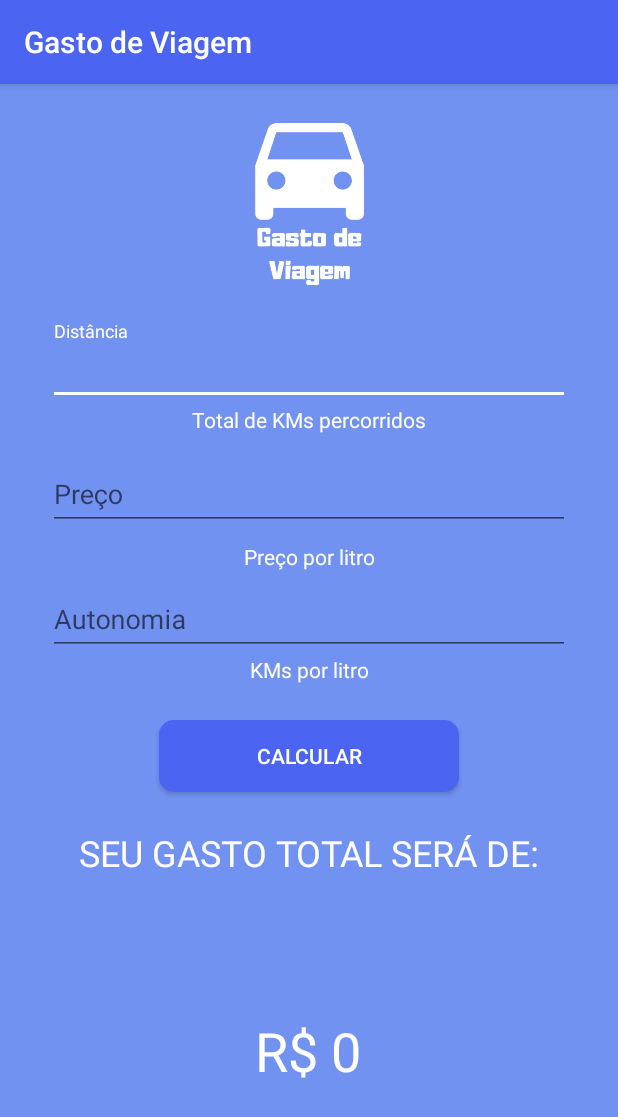
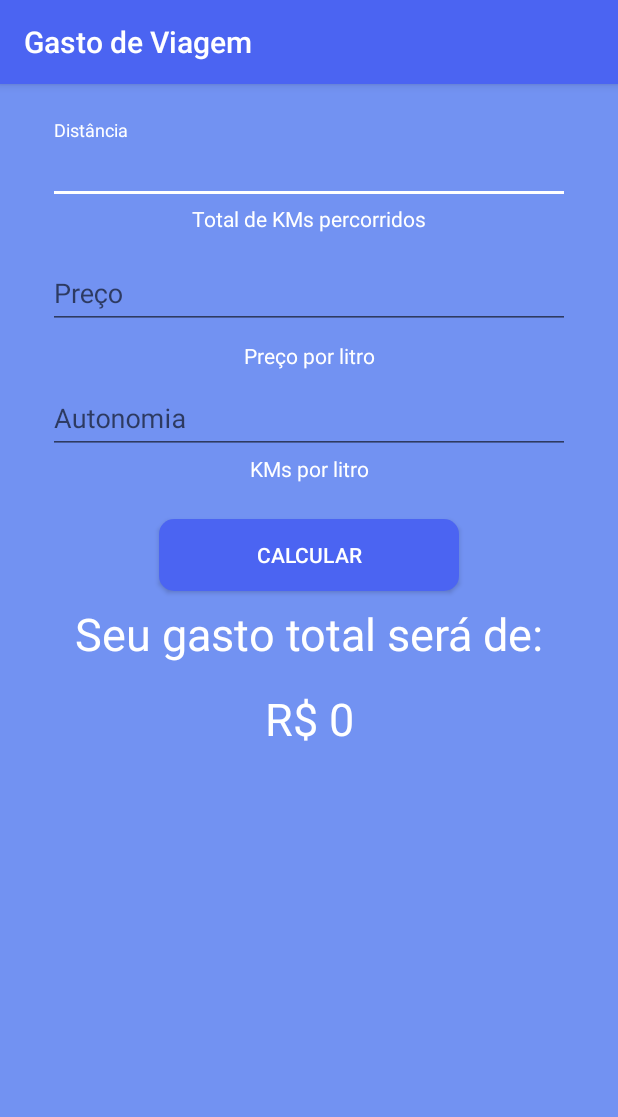
Before and after one commit to Matheus-Silas97/Gasto_de_Viagem, an Android app: the screen it shows after launch (MainActivity), after a tap on "CALCULAR", on a phone screen of 412 x 824 dp. Shown: the top 1117 px of the screen. Run offline under Robolectric (Android 15) with nearby library versions, the phone set to English and light mode, and no system bars.

```diff
--- a/app/src/main/java/com/matheussilas/gastodeviagem/MainActivity.kt
+++ b/app/src/main/java/com/matheussilas/gastodeviagem/MainActivity.kt
@@ -3,7 +3,9 @@ package com.matheussilas.gastodeviagem
 import androidx.appcompat.app.AppCompatActivity
 import android.os.Bundle
 import android.view.View
+import android.widget.Toast
 import kotlinx.android.synthetic.main.activity_main.*
+import java.lang.NumberFormatException
 
 class MainActivity : AppCompatActivity(), View.OnClickListener {
 
@@ -21,7 +23,28 @@ class MainActivity : AppCompatActivity(), View.OnClickListener {
         }
     }
 
-    private fun calculate() {}
+    private fun calculate() {
+        if (validation()) {
+            try {
+                val distance = editDistance.text.toString().toFloat()
+                val price = editPrice.text.toString().toFloat()
+                val autonomy = editAutonomy.text.toString().toFloat()
 
+                val total = (distance * price) / autonomy
 
+                txtValue.text = "R$ ${"%.2f".format(total)}"
+
+            } catch (e: NumberFormatException) {
+                Toast.makeText(this, "Informe valores váldos", Toast.LENGTH_SHORT).show()
+            }
+        } else {
+            Toast.makeText(this, "Preencha todos os campos com valores válidos", Toast.LENGTH_SHORT)
+                .show()
+        }
+    }
+
+    private fun validation(): Boolean {
+        return (editDistance.text.toString() != "" && editPrice.text.toString() != "" && editAutonomy.text.toString() != "" && editAutonomy.text.toString() != "0"
+                )
+    }
 }
--- a/app/src/main/res/layout/activity_main.xml
+++ b/app/src/main/res/layout/activity_main.xml
@@ -7,27 +7,19 @@
     android:background="@color/background"
     tools:context=".MainActivity" >
 
-    <ImageView
-        android:id="@+id/imageView"
-        android:layout_width="150dp"
-        android:layout_height="150dp"
-        app:layout_constraintEnd_toEndOf="parent"
-        app:layout_constraintStart_toStartOf="parent"
-        app:layout_constraintTop_toTopOf="parent"
-        app:srcCompat="@drawable/logo" />
-
     <com.google.android.material.textfield.TextInputLayout
         android:id="@+id/textInputLayout"
         android:layout_width="0dp"
         android:layout_height="wrap_content"
         android:layout_marginStart="32dp"
-        android:layout_marginTop="8dp"
+        android:layout_marginTop="24dp"
         android:layout_marginEnd="32dp"
         app:layout_constraintEnd_toEndOf="parent"
         app:layout_constraintStart_toStartOf="parent"
-        app:layout_constraintTop_toBottomOf="@+id/imageView">
+        app:layout_constraintTop_toTopOf="parent">
 
         <com.google.android.material.textfield.TextInputEditText
+            android:id="@+id/editDistance"
             android:layout_width="match_parent"
             android:layout_height="wrap_content"
             android:hint="@string/distance"
@@ -61,14 +53,15 @@
         app:layout_constraintTop_toBottomOf="@+id/textView">
 
         <com.google.android.material.textfield.TextInputEditText
+            android:id="@+id/editPrice"
             android:layout_width="match_parent"
             android:layout_height="wrap_content"
             android:hint="@string/price"
+            android:inputType="numberDecimal"
             android:textColor="@color/font"
             android:textColorHighlight="@color/font"
             android:textColorHint="@color/font"
-            android:textColorLink="@color/font"
-            android:inputType="numberDecimal"/>
+            android:textColorLink="@color/font" />
     </com.google.android.material.textfield.TextInputLayout>
 
     <TextView
@@ -95,11 +88,12 @@
         app:layout_constraintTop_toBottomOf="@+id/textView2">
 
         <com.google.android.material.textfield.TextInputEditText
+            android:id="@+id/editAutonomy"
             android:layout_width="match_parent"
             android:layout_height="wrap_content"
             android:hint="@string/autonomy"
+            android:inputType="numberDecimal"
             android:textColor="@color/font"
-            android:inputType="numberDecimal"
             android:textColorHighlight="@color/font"
             android:textColorHint="@color/font"
             android:textColorLink="@color/font" />
@@ -118,21 +112,6 @@
         app:layout_constraintStart_toStartOf="parent"
         app:layout_constraintTop_toBottomOf="@+id/textInputLayout3" />
 
-    <TextView
-        android:id="@+id/txtValue"
-        android:layout_width="wrap_content"
-        android:layout_height="wrap_content"
-        android:layout_marginTop="24dp"
-        android:text="@string/total_spent"
-        android:textAllCaps="true"
-        android:textColor="@color/font"
-        android:textColorHighlight="@color/font"
-        android:textColorHint="@color/font"
-        android:textSize="24sp"
-        app:layout_constraintEnd_toEndOf="parent"
-        app:layout_constraintStart_toStartOf="parent"
-        app:layout_constraintTop_toBottomOf="@+id/bttCalculate" />
-
     <Button
         android:id="@+id/bttCalculate"
         android:layout_width="200dp"
@@ -146,21 +125,27 @@
         app:layout_constraintTop_toBottomOf="@+id/textView3" />
 
     <TextView
-        android:id="@+id/textView5"
+        android:id="@+id/textView4"
         android:layout_width="wrap_content"
         android:layout_height="wrap_content"
-        android:layout_marginStart="32dp"
         android:layout_marginTop="8dp"
-        android:layout_marginEnd="32dp"
-        android:layout_marginBottom="16dp"
+        android:text="@string/total_spent"
+        android:textColor="@color/font"
+        android:textSize="30sp"
+        app:layout_constraintEnd_toEndOf="parent"
+        app:layout_constraintStart_toStartOf="parent"
+        app:layout_constraintTop_toBottomOf="@+id/bttCalculate" />
+
+    <TextView
+        android:id="@+id/txtValue"
+        android:layout_width="wrap_content"
+        android:layout_height="wrap_content"
+        android:layout_marginTop="16dp"
         android:text="R$ 0"
-        android:textAlignment="center"
-        android:textAllCaps="true"
         android:textColor="@color/font"
-        android:textSize="36sp"
-        app:layout_constraintBottom_toBottomOf="parent"
+        android:textSize="30sp"
         app:layout_constraintEnd_toEndOf="parent"
-        app:layout_constraintHorizontal_bias="0.498"
         app:layout_constraintStart_toStartOf="parent"
-        app:layout_constraintTop_toBottomOf="@+id/txtValue" />
+        app:layout_constraintTop_toBottomOf="@+id/textView4" />
+
 </androidx.constraintlayout.widget.ConstraintLayout>
```
